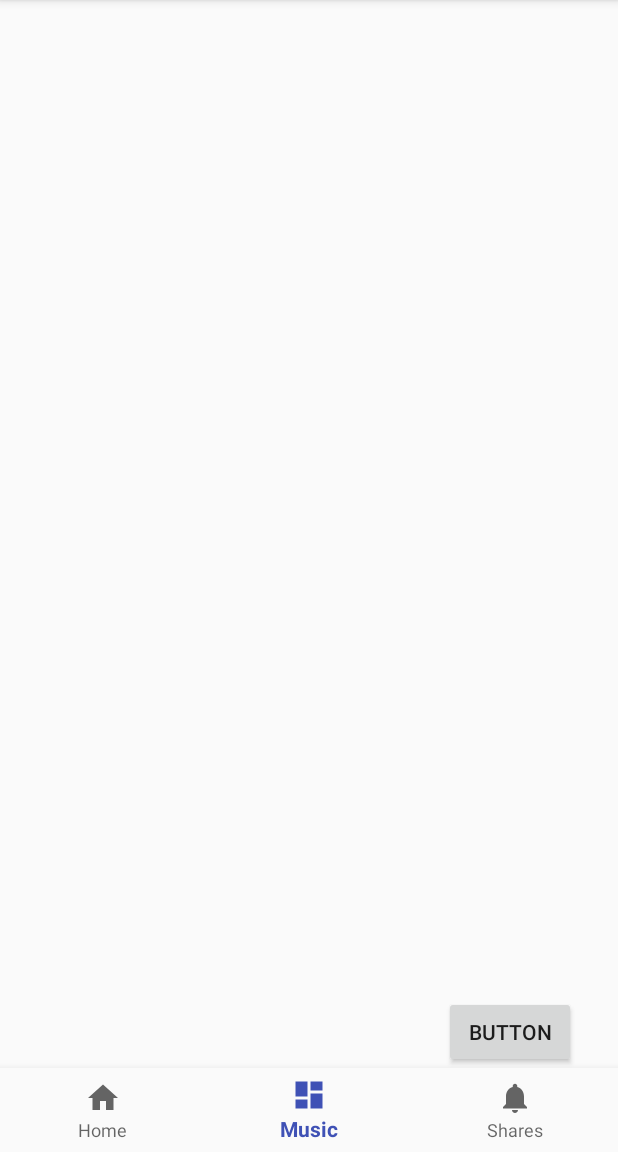
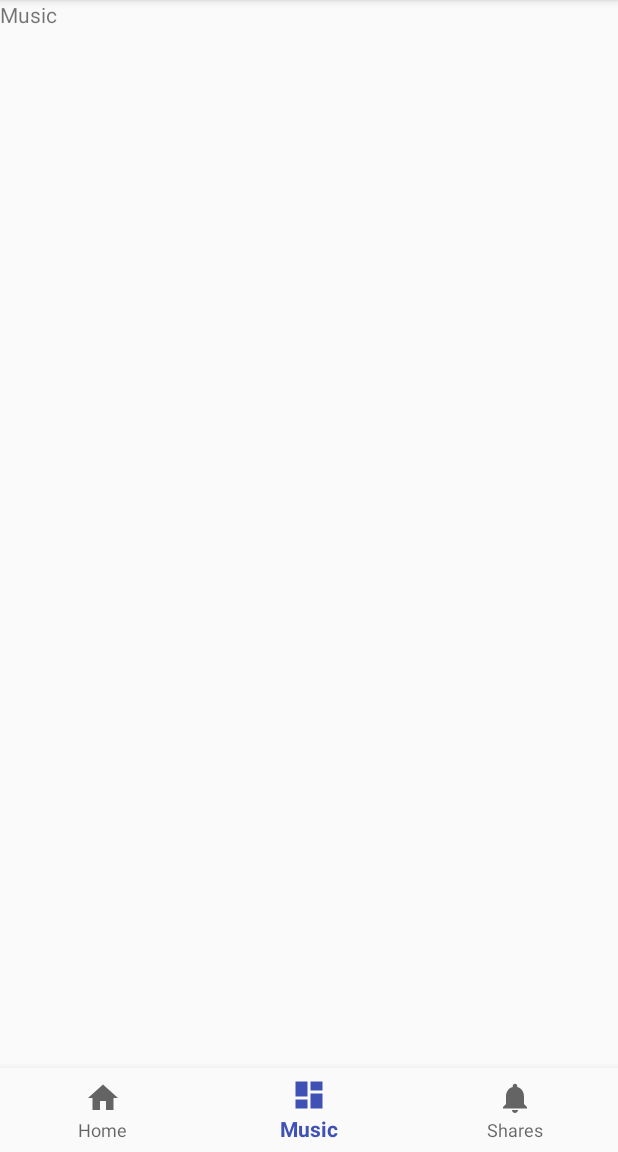
Before and after one commit to JamMarHer/ProjectParadise, an Android app: the screen it shows after launch (MainActivity), item 2 of the bottom bar chosen, on a phone screen of 412 x 824 dp, the part 84-1236 px from its top. Run offline under Robolectric (Android 15) with nearby library versions, the light colour scheme and no system bars.

Commit message:
typo fix

```diff
--- a/app/src/main/java/paradise/ccclxix/projectparadise/MusicFragment.java
+++ b/app/src/main/java/paradise/ccclxix/projectparadise/MusicFragment.java
@@ -12,7 +12,7 @@ public class MusicFragment extends HolderFragment implements EnhancedFragment {
     @Nullable
     @Override
     public View onCreateView(LayoutInflater inflater, @Nullable ViewGroup container, @Nullable Bundle savedInstanceState) {
-        return inflater.inflate(R.layout.fragment_home, null);
+        return inflater.inflate(R.layout.fragment_music, null);
     }
 
     @Override
```
